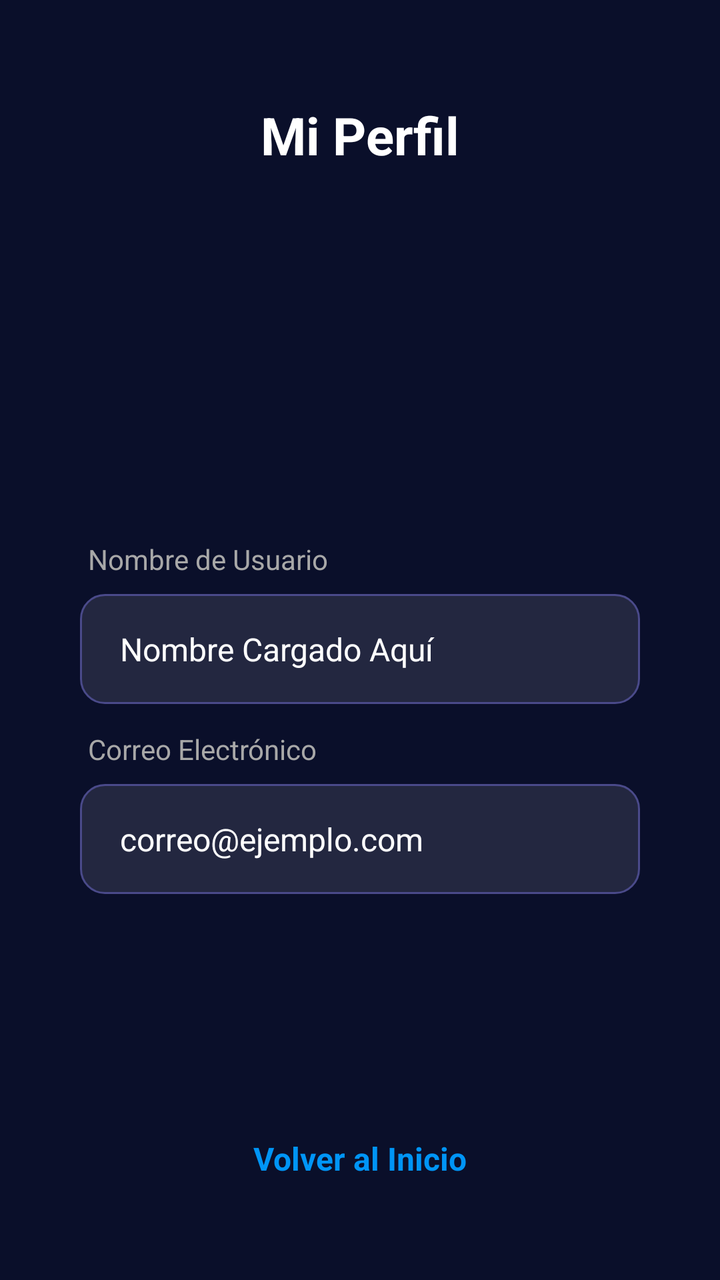
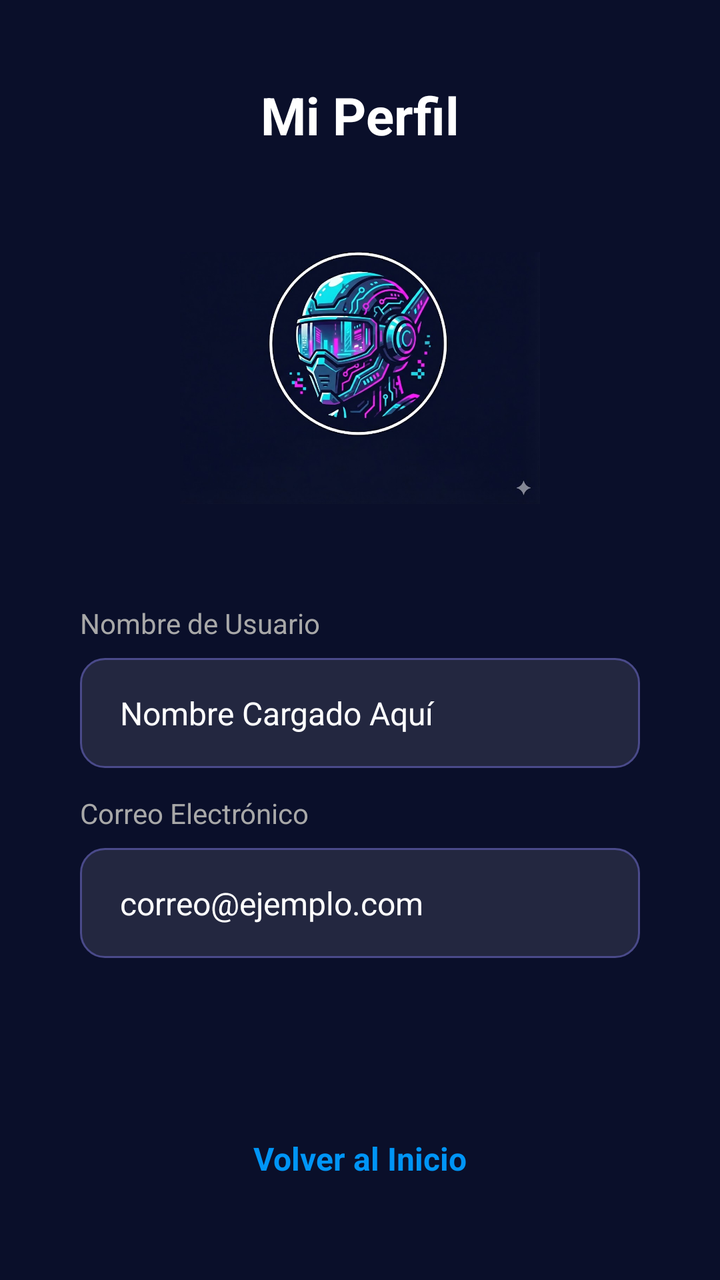

Compare the two renders of this Android layout. The source of the first and the diff that turns it into the second are given below.
<!-- AndroidManifest.xml: application theme Theme.Practica1 -->
<!-- res/layout/activity_profile.xml -->
<?xml version="1.0" encoding="utf-8"?>
<androidx.constraintlayout.widget.ConstraintLayout
    xmlns:android="http://schemas.android.com/apk/res/android"
    xmlns:app="http://schemas.android.com/apk/res-auto"
    xmlns:tools="http://schemas.android.com/tools"
    android:layout_width="match_parent"
    android:layout_height="match_parent"
    android:background="@color/colorPrimaryDark"
    tools:context=".view.ProfileActivity">

    <TextView
        android:id="@+id/tvProfileTitle"
        android:layout_width="wrap_content"
        android:layout_height="wrap_content"
        android:layout_marginTop="50dp"
        android:text="Mi Perfil"
        android:textColor="@android:color/white"
        android:textSize="26sp"
        android:textStyle="bold"
        app:layout_constraintEnd_toEndOf="parent"
        app:layout_constraintStart_toStartOf="parent"
        app:layout_constraintTop_toTopOf="parent" />

    <ImageView
        android:id="@+id/imgAvatar"
        android:layout_width="120dp"
        android:layout_height="120dp"
        android:layout_marginTop="32dp"
        android:src="@android:drawable/sym_def_app_icon"
        app:tint="@android:color/white"
        app:layout_constraintEnd_toEndOf="parent"
        app:layout_constraintStart_toStartOf="parent"
        app:layout_constraintTop_toBottomOf="@+id/tvProfileTitle" />

    <TextView
        android:id="@+id/labelName"
        android:layout_width="wrap_content"
        android:layout_height="wrap_content"
        android:layout_marginStart="4dp"
        android:layout_marginBottom="8dp"
        android:text="Nombre de Usuario"
        android:textColor="@color/login_input_hint"
        android:textSize="14sp"
        app:layout_constraintBottom_toTopOf="@+id/tvUserNameValue"
        app:layout_constraintStart_toStartOf="@+id/tvUserNameValue" />

    <TextView
        android:id="@+id/tvUserNameValue"
        android:layout_width="280dp"
        android:layout_height="55dp"
        android:layout_marginTop="60dp"
        android:background="@drawable/edit_text_background"
        android:gravity="center_vertical"
        android:paddingStart="20dp"
        android:text="Nombre Cargado Aquí"
        android:textColor="@android:color/white"
        android:textSize="16sp"
        app:layout_constraintEnd_toEndOf="parent"
        app:layout_constraintStart_toStartOf="parent"
        app:layout_constraintTop_toBottomOf="@+id/imgAvatar" />

    <TextView
        android:id="@+id/labelEmail"
        android:layout_width="wrap_content"
        android:layout_height="wrap_content"
        android:layout_marginStart="4dp"
        android:layout_marginBottom="8dp"
        android:text="Correo Electrónico"
        android:textColor="@color/login_input_hint"
        android:textSize="14sp"
        app:layout_constraintBottom_toTopOf="@+id/tvUserEmailValue"
        app:layout_constraintStart_toStartOf="@+id/tvUserEmailValue" />

    <TextView
        android:id="@+id/tvUserEmailValue"
        android:layout_width="280dp"
        android:layout_height="55dp"
        android:layout_marginTop="40dp"
        android:background="@drawable/edit_text_background"
        android:gravity="center_vertical"
        android:paddingStart="20dp"
        android:text="correo@ejemplo.com"
        android:textColor="@android:color/white"
        android:textSize="16sp"
        app:layout_constraintEnd_toEndOf="parent"
        app:layout_constraintStart_toStartOf="parent"
        app:layout_constraintTop_toBottomOf="@+id/tvUserNameValue" />

    <TextView
        android:id="@+id/btnBack"
        android:layout_width="wrap_content"
        android:layout_height="wrap_content"
        android:layout_marginBottom="50dp"
        android:text="Volver al Inicio"
        android:textColor="@color/login_link_text"
        android:textSize="16sp"
        android:textStyle="bold"
        app:layout_constraintBottom_toBottomOf="parent"
        app:layout_constraintEnd_toEndOf="parent"
        app:layout_constraintStart_toStartOf="parent" />

</androidx.constraintlayout.widget.ConstraintLayout>
<!-- resources referenced by this layout -->
<resources>
  <color name="colorPrimaryDark">#0A0F2A</color>
  <color name="login_input_hint">#A8A8A8</color>
  <color name="login_link_text">#0095F6</color>
  <!-- drawable edit_text_background (drawable) -->
  <shape xmlns:android="http://schemas.android.com/apk/res/android"
      android:shape="rectangle">
  
      <solid android:color="#1AFFFFFF" />
  
      <corners android:radius="12dp" />
  
      <stroke
          android:width="1dp"
          android:color="@color/editTextStrokeColor" />
  
  </shape>
  <style name="Theme.Practica1" parent="Base.Theme.Practica1" />
  <color name="editTextStrokeColor">#4A4A8A</color>
  <style name="Base.Theme.Practica1" parent="Theme.Material3.DayNight.NoActionBar">
          
          
      </style>
</resources>

<!-- the commit's change to res/layout/activity_profile.xml (unified diff, before → after) -->
@@ -12,7 +12,7 @@
         android:id="@+id/tvProfileTitle"
         android:layout_width="wrap_content"
         android:layout_height="wrap_content"
-        android:layout_marginTop="50dp"
+        android:layout_marginTop="40dp"
         android:text="Mi Perfil"
         android:textColor="@android:color/white"
         android:textSize="26sp"
@@ -22,21 +22,19 @@
         app:layout_constraintTop_toTopOf="parent" />
 
     <ImageView
-        android:id="@+id/imgAvatar"
-        android:layout_width="120dp"
-        android:layout_height="120dp"
-        android:layout_marginTop="32dp"
-        android:src="@android:drawable/sym_def_app_icon"
-        app:tint="@android:color/white"
+        android:id="@+id/imageView3"
+        android:layout_width="180dp"
+        android:layout_height="180dp"
+        android:layout_marginTop="24dp"
         app:layout_constraintEnd_toEndOf="parent"
         app:layout_constraintStart_toStartOf="parent"
-        app:layout_constraintTop_toBottomOf="@+id/tvProfileTitle" />
+        app:layout_constraintTop_toBottomOf="@+id/tvProfileTitle"
+        app:srcCompat="@drawable/icono_ciberpunk" />
 
     <TextView
         android:id="@+id/labelName"
         android:layout_width="wrap_content"
         android:layout_height="wrap_content"
-        android:layout_marginStart="4dp"
         android:layout_marginBottom="8dp"
         android:text="Nombre de Usuario"
         android:textColor="@color/login_input_hint"
@@ -48,7 +46,7 @@
         android:id="@+id/tvUserNameValue"
         android:layout_width="280dp"
         android:layout_height="55dp"
-        android:layout_marginTop="60dp"
+        android:layout_marginTop="50dp"
         android:background="@drawable/edit_text_background"
         android:gravity="center_vertical"
         android:paddingStart="20dp"
@@ -57,13 +55,12 @@
         android:textSize="16sp"
         app:layout_constraintEnd_toEndOf="parent"
         app:layout_constraintStart_toStartOf="parent"
-        app:layout_constraintTop_toBottomOf="@+id/imgAvatar" />
+        app:layout_constraintTop_toBottomOf="@+id/imageView3" />
 
     <TextView
         android:id="@+id/labelEmail"
         android:layout_width="wrap_content"
         android:layout_height="wrap_content"
-        android:layout_marginStart="4dp"
         android:layout_marginBottom="8dp"
         android:text="Correo Electrónico"
         android:textColor="@color/login_input_hint"
<!-- resource entries referenced after the edit -->
@@ -16,6 +16,7 @@
           android:color="@color/editTextStrokeColor" />
   
   </shape>
+  <!-- drawable icono_ciberpunk: jpg bitmap (drawable, 82055 bytes) -->
   <style name="Theme.Practica1" parent="Base.Theme.Practica1" />
   <color name="editTextStrokeColor">#4A4A8A</color>
   <style name="Base.Theme.Practica1" parent="Theme.Material3.DayNight.NoActionBar">
